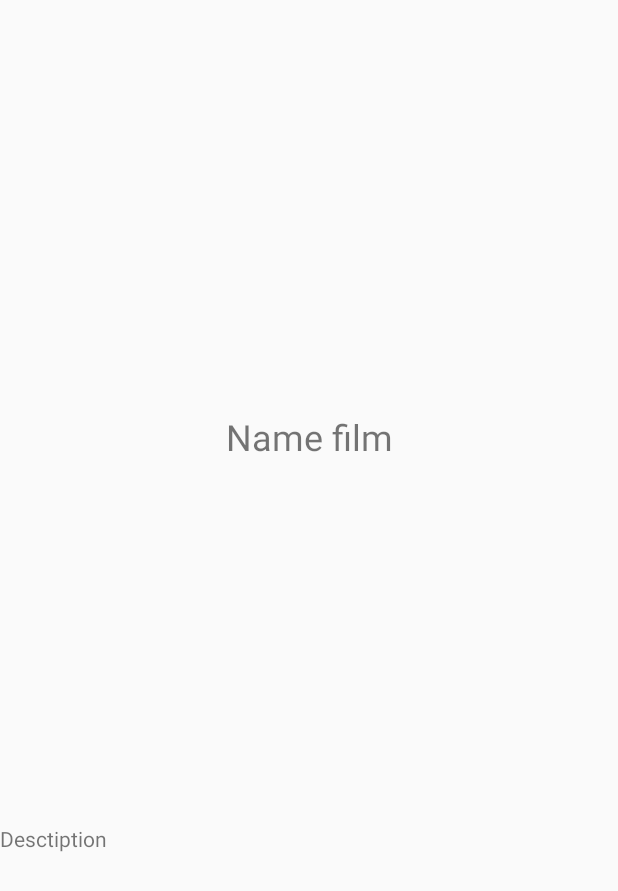
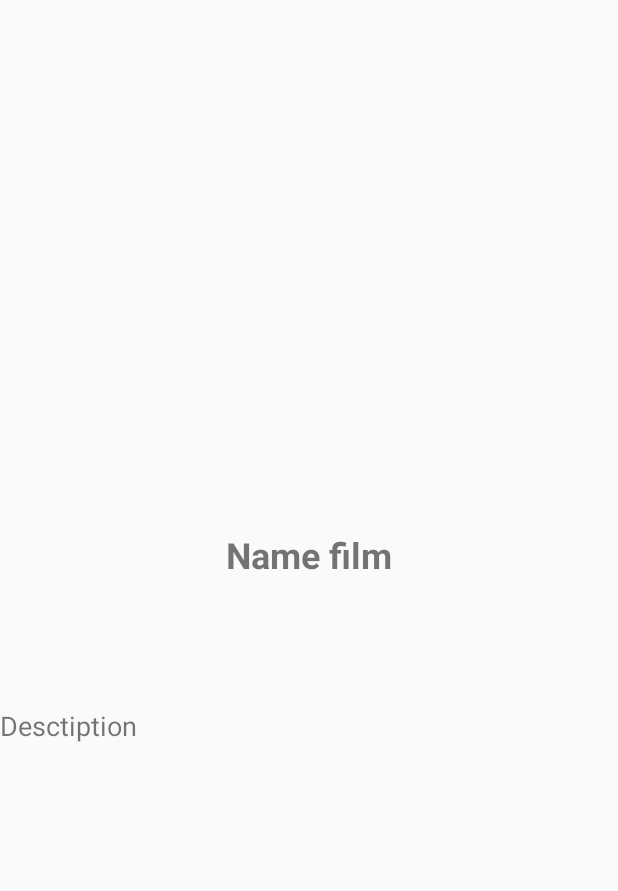
Before and after one commit to sasfmlzr/findfilm, an Android app: the layout current_film_fragment.xml on its own in the app's theme, with its tools: preview values and no code run, on a phone screen of 412 x 824 dp. Shown: the top 891 px of the screen. Run offline under Robolectric (Android 15) with nearby library versions, the phone set to English and light mode, and no system bars.

Commit message:
Film view better

```diff
--- a/app/src/main/res/layout/current_film_fragment.xml
+++ b/app/src/main/res/layout/current_film_fragment.xml
@@ -10,22 +10,24 @@
         android:id="@+id/current_film_image_view"
         android:layout_width="match_parent"
         android:layout_height="match_parent"
-        android:layout_weight="1" />
+        android:layout_weight="4" />
 
     <TextView
         android:id="@+id/name_current_film"
         android:layout_width="match_parent"
         android:layout_height="match_parent"
-        android:layout_weight="1"
+        android:layout_weight="6"
         android:gravity="top|center"
         android:text="@string/name_film"
-        android:textSize="24sp" />
+        android:textSize="24sp"
+        android:textStyle="bold" />
 
     <TextView
         android:id="@+id/description_current_film"
         android:layout_width="match_parent"
         android:layout_height="match_parent"
-        android:layout_weight="1"
+        android:layout_weight="4"
         android:gravity="left"
-        android:text="@string/desctiption_film" />
+        android:text="@string/desctiption_film"
+        android:textSize="18sp" />
 </LinearLayout>
```
Also changed, not shown: app/src/main/java/com/sasfmlzr/findfilm/fragment/CurrentFilmFragment.java (+40 -3 lines), app/src/main/java/com/sasfmlzr/findfilm/fragment/DiscoverFilmFragment.java (+5 -5 lines).
